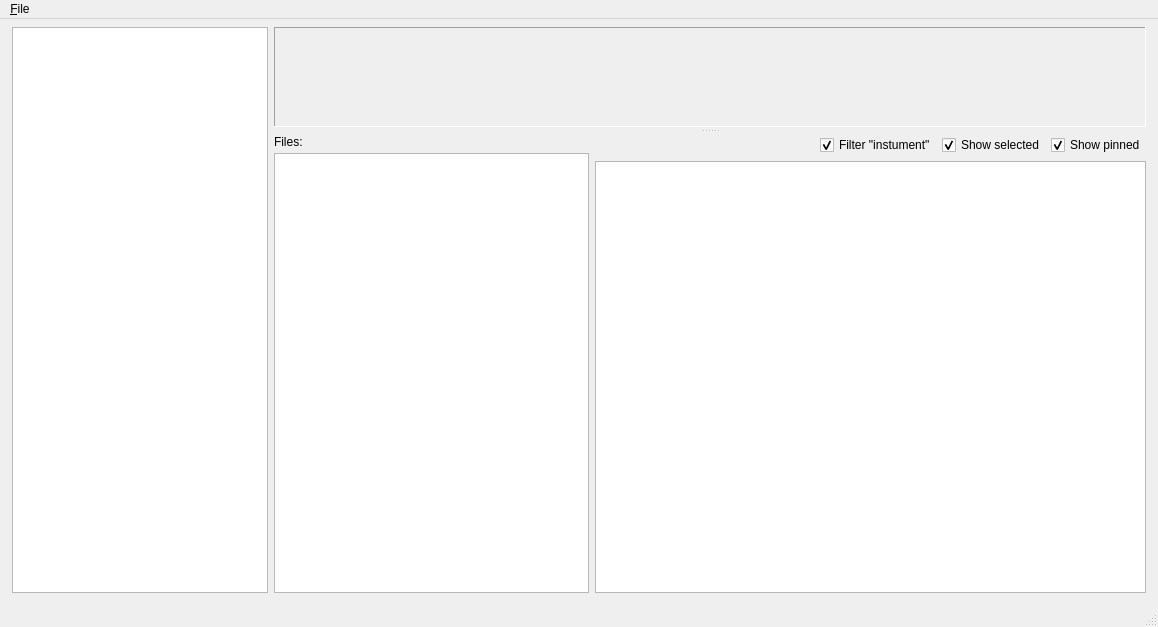
The window that gui/main_window.ui (Zen-Master-SoSo/kitstarter) describes before a commit, drawn with Qt 5.
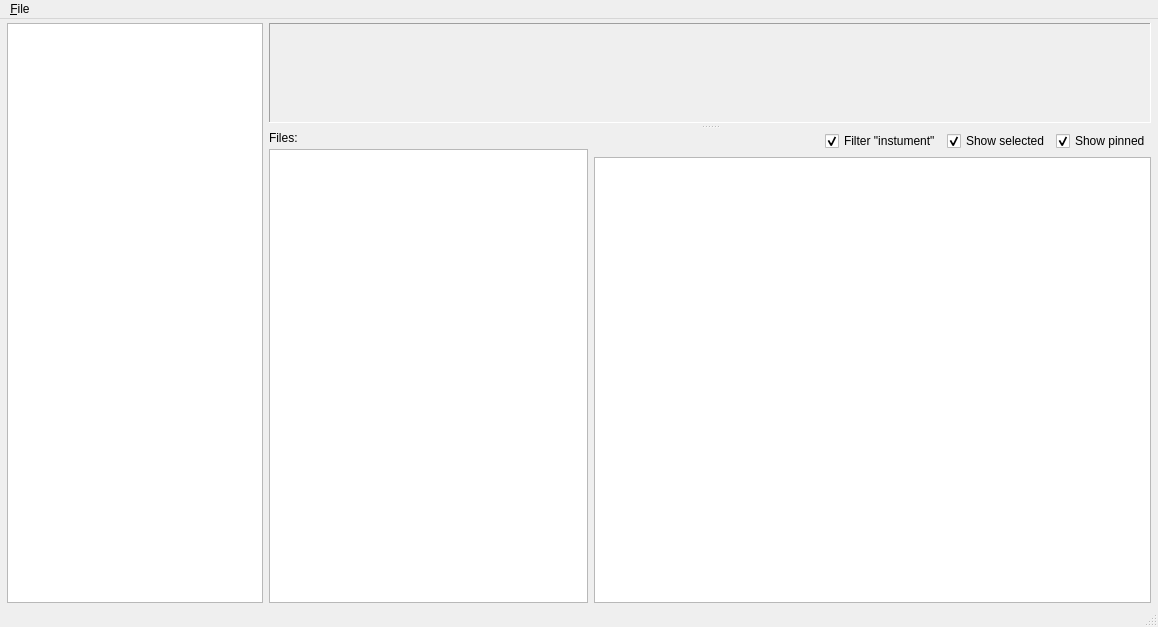
The same window after the commit.

Commit message: Tweak main window layout

```diff
--- a/gui/main_window.ui
+++ b/gui/main_window.ui
@@ -16,16 +16,16 @@
   <widget class="QWidget" name="centralwidget">
    <layout class="QHBoxLayout" name="horizontalLayout_2">
     <property name="leftMargin">
-     <number>12</number>
+     <number>7</number>
     </property>
     <property name="topMargin">
-     <number>8</number>
+     <number>4</number>
     </property>
     <property name="rightMargin">
-     <number>12</number>
+     <number>7</number>
     </property>
     <property name="bottomMargin">
-     <number>12</number>
+     <number>2</number>
     </property>
     <item>
      <widget class="QListWidget" name="lst_instruments">
```
The commit also changes 1 other file.
